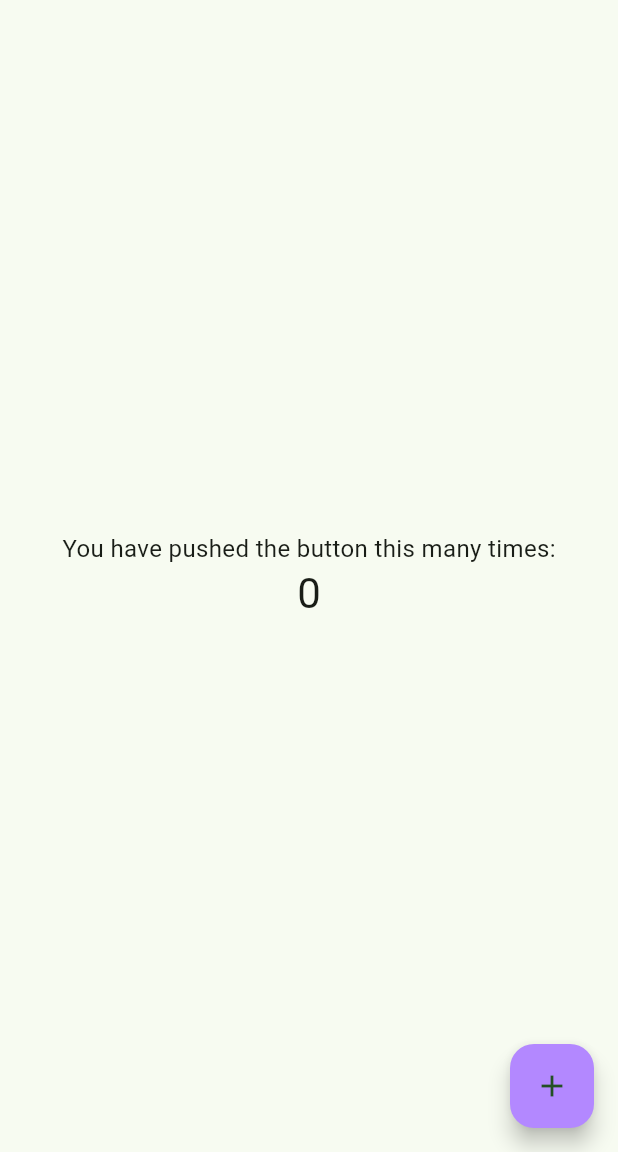
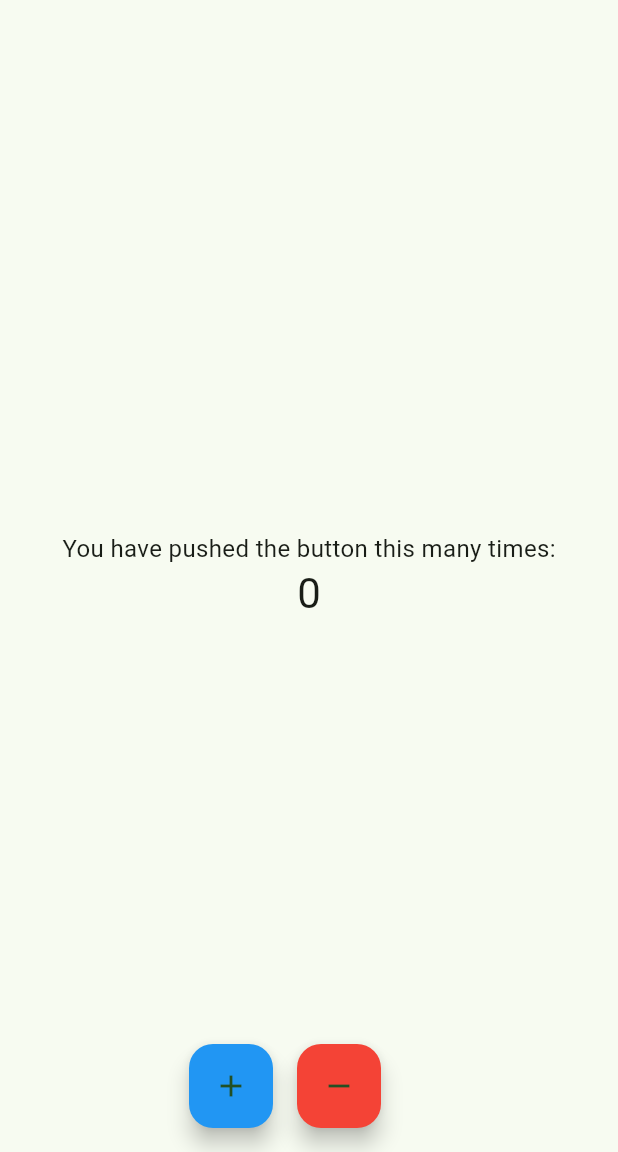
Before and after one commit to ABDULLAHAHMED1575/assignment1, a Flutter app: the screen it shows after launch, on a phone screen of 412 x 824 dp, the part 84-1236 px from its top. Run offline on Flutter 3.47's test engine with Material 3 defaults, Android fonts, the phone set to English and light mode, and no system bars.

```diff
--- a/lib/main.dart
+++ b/lib/main.dart
@@ -42,6 +42,14 @@ class _MyHomePageState extends State<MyHomePage> {
       }
     });
   }
+  void _decrementCounter() {
+    setState(() {
+      _counter-=50;
+      if(_fontSize < 16.0){
+        _fontSize-=0.2;
+      }
+    });
+  }
 
   @override
   Widget build(BuildContext context) {
@@ -73,12 +81,33 @@ class _MyHomePageState extends State<MyHomePage> {
           ],
         ),
       ),
-      floatingActionButton: FloatingActionButton(
-        onPressed: _incrementCounter,
-        tooltip: 'Increment',
-        backgroundColor: Colors.deepPurpleAccent.shade100,
-        child: const Icon(Icons.add),
-      ),
+      floatingActionButton:Row(
+        mainAxisAlignment: MainAxisAlignment.center,
+        children: [
+            FloatingActionButton(
+            onPressed: _incrementCounter,
+            tooltip: 'Increment',
+            backgroundColor: Colors.blue.shade500,
+            child: const Icon(Icons.add),
+          ),
+          const SizedBox(width: 16),
+          FloatingActionButton(
+            onPressed: _decrementCounter,
+            backgroundColor: Colors.red.shade500,
+            child: const Icon(Icons.remove),
+          )
+        ]
+
+      )
+
+      // floatingActionButtonLocation: FloatingActionButtonLocation.endFloat,
+      // persistentFooterButtons: [
+      //   FloatingActionButton(
+      //       onPressed: _decrementCounter,
+      //       backgroundColor:Colors.deepPurpleAccent.shade100,
+      //       child: const Icon(Icons.remove),
+      //   )
+      // ],
 
       // This trailing comma makes auto-formatting nicer for build methods.
     );
```
